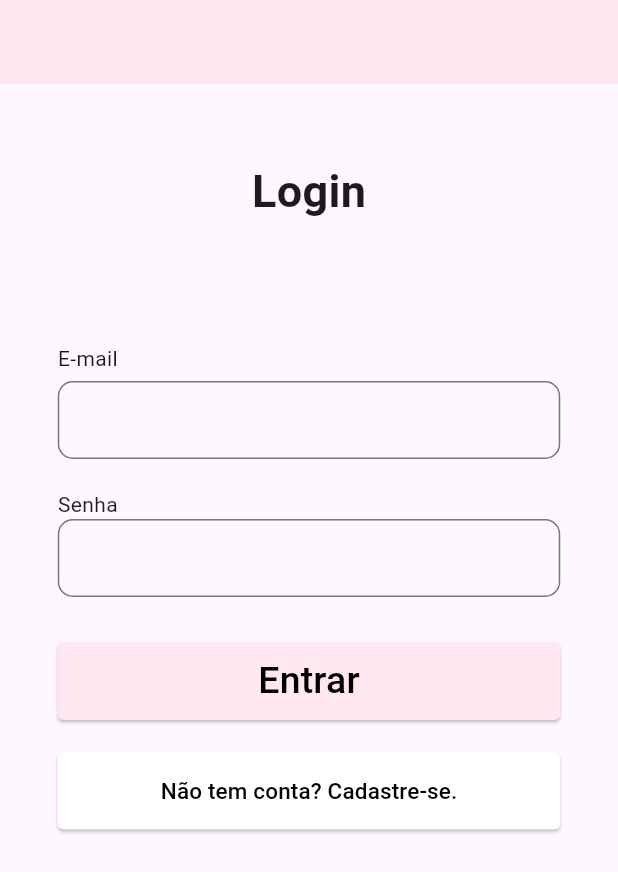
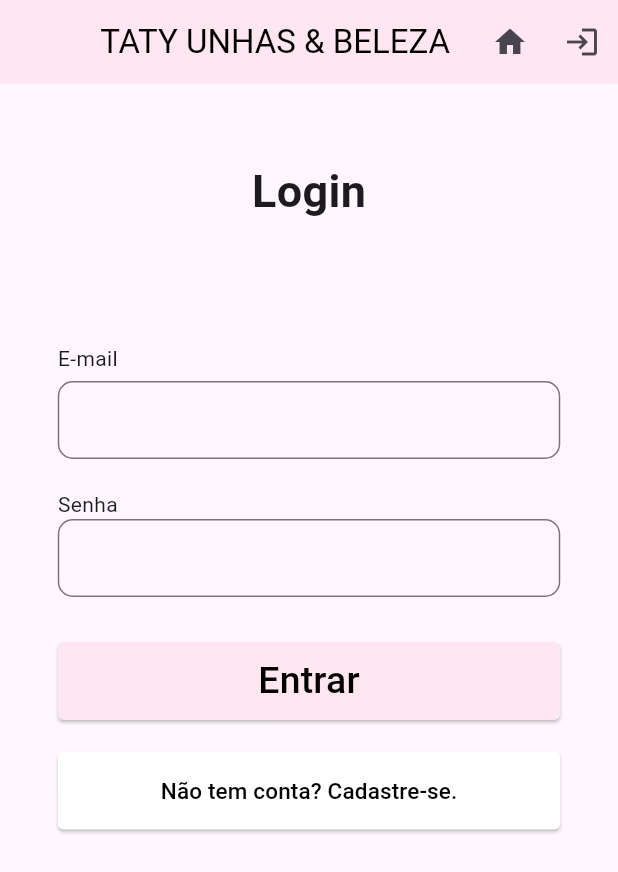
Before and after one commit to joaovtrsantos/tati_unhas_e_beleza_flutter, a Flutter app: the screen it shows after launch, on a phone screen of 412 x 824 dp. Shown: the top 872 px of the screen. Run offline on Flutter 3.47's test engine with Material 3 defaults, Android fonts, the phone set to English and light mode, and no system bars; our stand-ins replace firebase_auth, firebase_core, font_awesome_flutter; accounts and stored records are empty.

Commit message:
feat: Implementação do login e logout

```diff
--- a/lib/widgets/BotaoAgendamento.dart
+++ b/lib/widgets/BotaoAgendamento.dart
@@ -2,7 +2,7 @@ import 'package:firebase_auth/firebase_auth.dart';
 import 'package:flutter/material.dart';
 import 'package:tati_unhas_e_beleza_flutter/widgets/agendamento/Agendamento.dart';
 import 'package:tati_unhas_e_beleza_flutter/widgets/login/Auth.dart';
-import 'package:tati_unhas_e_beleza_flutter/widgets/login/LoginCadastro.dart';
+import 'package:tati_unhas_e_beleza_flutter/widgets/login/PaginaLoginCadastro.dart';
 
 class BotaoAgendamento extends StatelessWidget {
   const BotaoAgendamento({super.key});
@@ -11,7 +11,6 @@ class BotaoAgendamento extends StatelessWidget {
   @override
   Widget build(BuildContext context) {
     final User? user = Auth().currentUser;
-    print(user);
 
     return Row(
       mainAxisAlignment: MainAxisAlignment.center,
--- a/lib/widgets/Cabecalho.dart
+++ b/lib/widgets/Cabecalho.dart
@@ -1,20 +1,67 @@
+import 'package:firebase_auth/firebase_auth.dart';
 import 'package:flutter/material.dart';
+import 'package:tati_unhas_e_beleza_flutter/widgets/PaginaInicial.dart';
+import 'package:tati_unhas_e_beleza_flutter/widgets/login/Auth.dart';
+import 'package:tati_unhas_e_beleza_flutter/widgets/login/PaginaLoginCadastro.dart';
 
 class Cabecalho extends StatelessWidget implements PreferredSizeWidget {
   const Cabecalho({super.key});
 
   @override
   Widget build(BuildContext context) {
-    return SizedBox(
-      width: double.infinity,
-      child: AppBar(
-        title: Text('TATY UNHAS & BELEZA', style: TextStyle(color: Colors.black)),
-        backgroundColor: Color.fromARGB(255, 255, 230, 240),
-        centerTitle: true,
-      ),
+    return StreamBuilder<User?>(
+      stream: FirebaseAuth.instance.authStateChanges(),
+      builder: (context, snapshot) {
+        final estaLogado = snapshot.hasData;
+
+        return AppBar(
+          title: const Text(
+            'TATY UNHAS & BELEZA',
+            style: TextStyle(color: Colors.black),
+          ),
+          backgroundColor: const Color.fromARGB(255, 255, 230, 240),
+          centerTitle: true,
+          actions: [
+            IconButton(
+              onPressed: () {
+                Navigator.push(
+                  context,
+                  MaterialPageRoute(
+                    builder: (context) => const TatiUnhasEBelezaApp(),
+                  ),
+                );
+              },
+              icon: const Icon(Icons.home),
+            ),
+            IconButton(
+              onPressed: () async {
+                if (estaLogado) {
+                  await Auth().signOut();
+                  // Volta para tela inicial limpando a navegação
+                  Navigator.pushAndRemoveUntil(
+                    context,
+                    MaterialPageRoute(
+                      builder: (context) => const TatiUnhasEBelezaApp(),
+                    ),
+                    (route) => false,
+                  );
+                } else {
+                  Navigator.push(
+                    context,
+                    MaterialPageRoute(
+                      builder: (context) => const LoginCadastro(),
+                    ),
+                  );
+                }
+              },
+              icon: Icon(estaLogado ? Icons.logout : Icons.login),
+            ),
+          ],
+        );
+      },
     );
   }
 
   @override
-  Size get preferredSize => Size.fromHeight(kToolbarHeight);
+  Size get preferredSize => const Size.fromHeight(kToolbarHeight);
 }
--- a/lib/widgets/DecisorTela.dart
+++ b/lib/widgets/DecisorTela.dart
@@ -1,7 +1,8 @@
+import 'package:firebase_auth/firebase_auth.dart';
 import 'package:flutter/material.dart';
 import 'package:tati_unhas_e_beleza_flutter/widgets/PaginaInicial.dart';
 import 'package:tati_unhas_e_beleza_flutter/widgets/login/Auth.dart';
-import 'package:tati_unhas_e_beleza_flutter/widgets/login/LoginCadastro.dart';
+import 'package:tati_unhas_e_beleza_flutter/widgets/login/PaginaLoginCadastro.dart';
 
 class DecisorTela extends StatefulWidget {
   const DecisorTela({super.key});
--- a/lib/widgets/login/FormularioLoginCadastro.dart
+++ b/lib/widgets/login/FormularioLoginCadastro.dart
@@ -5,7 +5,7 @@ import 'package:tati_unhas_e_beleza_flutter/widgets/login/Auth.dart';
 import 'package:tati_unhas_e_beleza_flutter/widgets/login/BotaoCadastro.dart';
 import 'package:tati_unhas_e_beleza_flutter/widgets/login/BotaoSubmit.dart';
 import 'package:tati_unhas_e_beleza_flutter/widgets/login/InputFormulario.dart';
-import 'package:tati_unhas_e_beleza_flutter/widgets/login/LoginCadastro.dart';
+import 'package:tati_unhas_e_beleza_flutter/widgets/login/PaginaLoginCadastro.dart';
 
 class FormularioLoginCadastro extends StatelessWidget {
   const FormularioLoginCadastro({this.isLogin = true, required this.onAlternarModo, super.key});
--- a/lib/widgets/login/LoginCadastro.dart
+++ b/lib/widgets/login/PaginaLoginCadastro.dart
@@ -1,9 +1,10 @@
 import 'package:flutter/material.dart';
+import 'package:tati_unhas_e_beleza_flutter/widgets/Cabecalho.dart';
 import 'package:tati_unhas_e_beleza_flutter/widgets/login/FormularioLoginCadastro.dart';
 import 'package:tati_unhas_e_beleza_flutter/widgets/login/LoginCadastroTitulo.dart';
 
 class LoginCadastro extends StatefulWidget {
-  const LoginCadastro({super.key});
+  const  LoginCadastro({super.key});
 
   @override
   State<LoginCadastro> createState() => _LoginCadastroState();
@@ -21,7 +22,7 @@ class _LoginCadastroState extends State<LoginCadastro> {
   @override
   Widget build(BuildContext context) {
     return Scaffold(
-        appBar: AppBar(backgroundColor: Color.fromARGB(255, 255, 230, 240)),
+        appBar: Cabecalho(),
         body: ListView(
           children: [
             Column(
```
